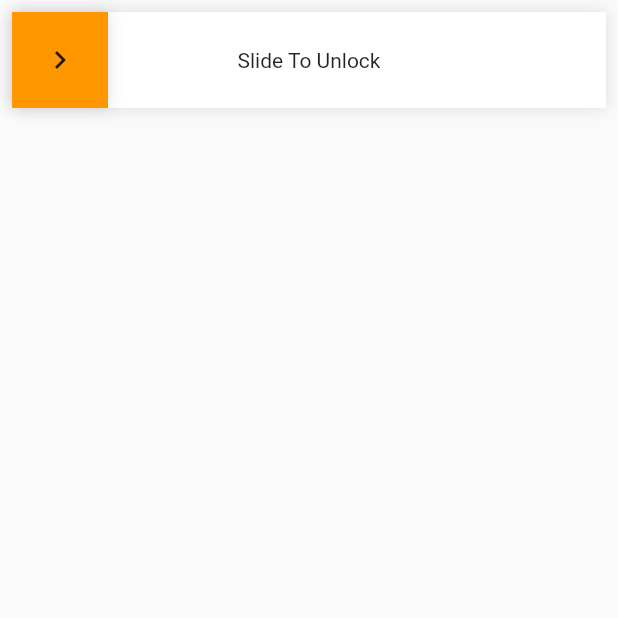
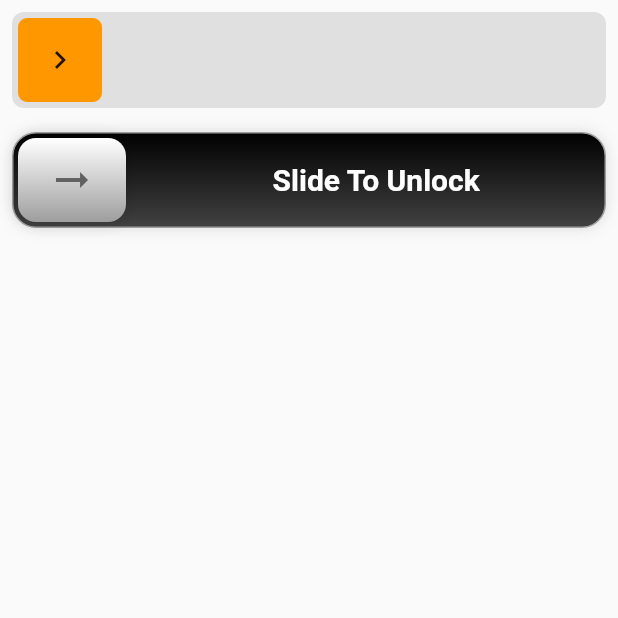
Before and after one commit to kay-af/slide-action, a Flutter app: the screen it shows after launch, on a phone screen of 412 x 824 dp, the top half of it. Run offline on Flutter 3.47's test engine with Material 2 defaults, Android fonts, the phone set to English and light mode, and no system bars.

Commit message:
Added Features & Examples

```diff
--- a/example/lib/main.dart
+++ b/example/lib/main.dart
@@ -1,5 +1,4 @@
 import 'dart:ui';
-
 import 'package:flutter/material.dart';
 import 'package:slide_to_perform/slide_to_perform.dart';
 
@@ -27,24 +26,95 @@ class SlideToPerformExample extends StatelessWidget {
   Widget build(BuildContext context) {
     return SafeArea(
       child: Scaffold(
-        body: Padding(
+        body: SingleChildScrollView(
+          child: Column(
+            children: [
+              const BasicSlideToPerform(),
+              const IOS4SlideToUnlock(),
+            ]
+                .map(
+                  (slideToPerformWidget) => Padding(
                     padding: const EdgeInsets.all(8.0),
-          child: SlideToPerform(
-            stretchThumb: true,
+                    child: slideToPerformWidget,
+                  ),
+                )
+                .toList(),
+          ),
+        ),
+      ),
+    );
+  }
+}
+
+class BasicSlideToPerform extends StatelessWidget {
+  const BasicSlideToPerform({Key? key}) : super(key: key);
+
+  @override
+  Widget build(BuildContext context) {
+    return SlideToPerform(
+        trackBuilder: (contex, state) {
+          return Container(
+            decoration: BoxDecoration(
+              borderRadius: BorderRadius.circular(8.0),
+              color: Colors.grey.shade300,
+            ),
+          );
+        },
+        thumbBuilder: (context, state) {
+          return Container(
+            margin: const EdgeInsets.all(4.0),
+            decoration: BoxDecoration(
+              color: Colors.orange,
+              borderRadius: BorderRadius.circular(6.0),
+            ),
+            child: const Icon(Icons.chevron_right),
+          );
+        },
+        onPerform: () {});
+  }
+}
+
+class IOS4SlideToUnlock extends StatelessWidget {
+  const IOS4SlideToUnlock({Key? key}) : super(key: key);
+
+  @override
+  Widget build(BuildContext context) {
+    return SlideToPerform(
+      stretchThumb: false,
       trackBuilder: (context, state) {
         return Container(
-                decoration: const BoxDecoration(
-                  color: Colors.white,
-                  boxShadow: [
-                    BoxShadow(color: Colors.black12, blurRadius: 8),
+          decoration: BoxDecoration(
+            border: Border.all(
+              color: Colors.grey,
+              width: 1,
+            ),
+            gradient: LinearGradient(
+              colors: [
+                Colors.black,
+                Colors.grey.shade800,
               ],
+              begin: Alignment.topCenter,
+              end: Alignment.bottomCenter,
+            ),
+            boxShadow: const [
+              BoxShadow(
+                color: Colors.black12,
+                blurRadius: 8,
+              ),
+            ],
+            borderRadius: BorderRadius.circular(16),
           ),
           child: Opacity(
-                  opacity: lerpDouble(
-                      1, 0, (state.thumbFraction * 2).clamp(0.0, 1.0))!,
-                  child: const Center(
+            opacity:
+                lerpDouble(1, 0, (state.thumbFraction * 2).clamp(0.0, 1.0))!,
+            child: Align(
+              alignment: const Alignment(0.35, 0),
               child: Text(
                 "Slide To Unlock",
+                style: Theme.of(context).textTheme.headline6?.copyWith(
+                      color: Colors.white,
+                      fontWeight: FontWeight.bold,
+                    ),
               ),
             ),
           ),
@@ -52,26 +122,35 @@ class SlideToPerformExample extends StatelessWidget {
       },
       thumbBuilder: (context, state) {
         return Container(
-                decoration: const BoxDecoration(
-                  color: Colors.orange,
-                  boxShadow: [
-                    BoxShadow(color: Colors.black12, blurRadius: 8),
+          margin: const EdgeInsets.all(4.0),
+          decoration: BoxDecoration(
+            gradient: const LinearGradient(
+              colors: [
+                Colors.white,
+                Colors.grey,
               ],
+              begin: Alignment.topCenter,
+              end: Alignment.bottomCenter,
             ),
-                child: const Align(
-                  alignment: Alignment.centerRight,
-                  child: SizedBox(
-                    width: 64,
-                    height: 64,
-                    child: Icon(Icons.chevron_right),
+            boxShadow: const [
+              BoxShadow(
+                color: Colors.black12,
+                blurRadius: 8,
+              ),
+            ],
+            borderRadius: BorderRadius.circular(12),
+          ),
+          child: Center(
+            child: Icon(
+              Icons.arrow_right_alt,
+              color: Colors.grey.shade700,
+              size: 32,
             ),
           ),
         );
       },
+      thumbWidth: 80,
       onPerform: () {},
-          ),
-        ),
-      ),
     );
   }
 }
--- a/lib/slide_to_perform.dart
+++ b/lib/slide_to_perform.dart
@@ -1,4 +1,4 @@
 library slide_to_perform;
 
 export 'src/slide_to_perform.dart'
-    show SlideToPerform, SlideToPerformStateMixin, SlideToPerformWidgetBuilder;
+    show SlideToPerform, SlideToPerformStateMixin, SlideToPerformWidgetBuilder, SlideToPerformEndBehavior;
--- a/lib/src/predefined_widgets.dart
+++ /dev/null
@@ -1,12 +0,0 @@
-import 'package:flutter/material.dart';
-
-class RoundedTrack extends StatelessWidget {
-  const RoundedTrack({ Key? key }) : super(key: key);
-
-  @override
-  Widget build(BuildContext context) {
-    return Container(
-
-    );
-  }
-}
--- a/lib/src/slide_to_perform.dart
+++ b/lib/src/slide_to_perform.dart
@@ -1,3 +1,4 @@
+import 'dart:async';
 import 'dart:math';
 import 'dart:ui';
 import 'package:flutter/material.dart';
@@ -5,6 +6,23 @@ import 'package:slide_to_perform/src/frame_change_callback_provider.dart';
 import 'package:slide_to_perform/src/utils.dart' as utils;
 
 const double kThumbMovementSmoothingFactor = 0.015;
+
+class SlideToPerformEndBehavior {
+  final Duration? stayDuration;
+
+  bool get resetImmediately =>
+      stayDuration == Duration.zero || stayDuration?.isNegative == true;
+
+  bool get stayIndefinitely => stayDuration == null;
+
+  const SlideToPerformEndBehavior.stayIndefinitely() : stayDuration = null;
+
+  const SlideToPerformEndBehavior.resetImmediately()
+      : stayDuration = Duration.zero;
+
+  const SlideToPerformEndBehavior.resetDelayed({required Duration duration})
+      : stayDuration = duration;
+}
 
 mixin SlideToPerformStateMixin {
   bool get isDragging;
@@ -29,7 +47,11 @@ class SlideToPerform extends StatefulWidget {
     this.rightToLeft = false,
     this.thumbWidth,
     this.stretchThumb = false,
+    this.disabledColorTint = Colors.white54,
     this.thumbHitTestBehavior = HitTestBehavior.opaque,
+    this.endBehavior = const SlideToPerformEndBehavior.resetDelayed(
+      duration: Duration(milliseconds: 500),
+    ),
     Key? key,
   }) : super(key: key);
 
@@ -43,7 +65,9 @@ class SlideToPerform extends StatefulWidget {
   final VoidCallback? onPerform;
   final bool rightToLeft;
   final bool stretchThumb;
+  final Color disabledColorTint;
   final HitTestBehavior thumbHitTestBehavior;
+  final SlideToPerformEndBehavior endBehavior;
 
   @override
   _SlideToPerformState createState() => _SlideToPerformState();
@@ -56,9 +80,10 @@ class _SlideToPerformState extends State<SlideToPerform>
   late double _targetThumbFraction;
   late double _fingerOffsetX;
   late GlobalKey _trackGlobalKey;
-  RenderBox? _trackRenderBox;
   late final AnimationController _thumbAnimationController;
   late final FrameChangeCallbackProvider _smoothThumbUpdateCallbackProvider;
+  Timer? _endBehaviorTimer;
+  RenderBox? _trackRenderBox;
 
   // #region LifeCycle Methods
 
@@ -85,6 +110,7 @@ class _SlideToPerformState extends State<SlideToPerform>
   void dispose() {
     _thumbAnimationController.dispose();
     _smoothThumbUpdateCallbackProvider.dispose();
+    _endBehaviorTimer?.cancel();
     super.dispose();
   }
 
@@ -144,15 +170,21 @@ class _SlideToPerformState extends State<SlideToPerform>
 
   double get _anchorRightX => _trackRightX - _thumbWidth / 2.0;
 
+  double get _trackStart => widget.rightToLeft ? _trackRightX : _trackLeftX;
+
+  double get _anchorStart => widget.rightToLeft ? _anchorRightX : _anchorLeftX;
+
+  double get _anchorEnd => widget.rightToLeft ? _anchorLeftX : _anchorRightX;
+
   double get _thumbCenterPosition => lerpDouble(
-        _anchorLeftX,
-        _anchorRightX,
+        _anchorStart,
+        _anchorEnd,
         _currentThumbFraction,
       )!;
 
   double get _stretchedThumbWidth {
     assert(widget.stretchThumb);
-    return _thumbCenterPosition - _trackLeftX + _thumbWidth / 2.0;
+    return (_thumbCenterPosition - _trackStart).abs() + _thumbWidth / 2.0;
   }
 
   void _animationToAlignmentFraction() {
@@ -200,7 +232,16 @@ class _SlideToPerformState extends State<SlideToPerform>
         .orCancel
         .then((_) {
       _detachAnimationListener();
-      widget.onPerform?.call();
+      widget.onPerform!();
+
+      if (widget.endBehavior.resetImmediately) {
+        _animateThumbToStart();
+      } else if (!widget.endBehavior.stayIndefinitely) {
+        _endBehaviorTimer = Timer(
+          widget.endBehavior.stayDuration!,
+          _animateThumbToStart,
+        );
+      }
     }).catchError((_) {
       _detachAnimationListener();
     });
@@ -211,6 +252,7 @@ class _SlideToPerformState extends State<SlideToPerform>
       _isDragging = true;
       _fingerOffsetX = details.globalPosition.dx - _thumbCenterPosition;
     });
+    _endBehaviorTimer?.cancel();
     _stopAnimation();
     _smoothThumbUpdateCallbackProvider.start();
   }
@@ -234,13 +276,13 @@ class _SlideToPerformState extends State<SlideToPerform>
   void _onThumbDragUpdate(DragUpdateDetails details) {
     final double fingerPosition = details.globalPosition.dx;
     final double fraction = utils.clampedInverseLerpDouble(
-      _anchorLeftX,
-      _anchorRightX,
+      _anchorStart,
+      _anchorEnd,
       fingerPosition - _fingerOffsetX,
     );
+
     setState(
-      () =>
-          _targetThumbFraction = widget.rightToLeft ? 1.0 - fraction : fraction,
+      () => _targetThumbFraction = fraction,
     );
   }
 
@@ -248,7 +290,14 @@ class _SlideToPerformState extends State<SlideToPerform>
 
   @override
   Widget build(BuildContext context) {
-    return UnconstrainedBox(
+    return IgnorePointer(
+      ignoring: isDisabled,
+      child: ColorFiltered(
+        colorFilter: ColorFilter.mode(
+          widget.disabledColorTint,
+          isDisabled ? BlendMode.srcATop : BlendMode.dst,
+        ),
+        child: UnconstrainedBox(
           alignment: Alignment.center,
           constrainedAxis: Axis.horizontal,
           child: ConstrainedBox(
@@ -301,6 +350,8 @@ class _SlideToPerformState extends State<SlideToPerform>
                     ],
                   ),
           ),
+        ),
+      ),
     );
   }
 }
--- a/lib/src/utils.dart
+++ b/lib/src/utils.dart
@@ -22,10 +22,8 @@ Color lerpMultipleColors({
   )!;
 }
 
-double clampedInverseLerpDouble(double min, double max, double value) {
-  if (value <= min) return 0;
-  if (value >= max) return 1;
-  double difference = max - min;
-  if (difference <= 0) return 1;
-  return (value - min) / difference;
+double clampedInverseLerpDouble(double a, double b, double value) {
+  double difference = b - a;
+  if (difference == 0) return 1;
+  return ((value - a) / difference).clamp(0.0, 1.0);
 }
```
Lines whose indentation alone changed are shown as unchanged.
